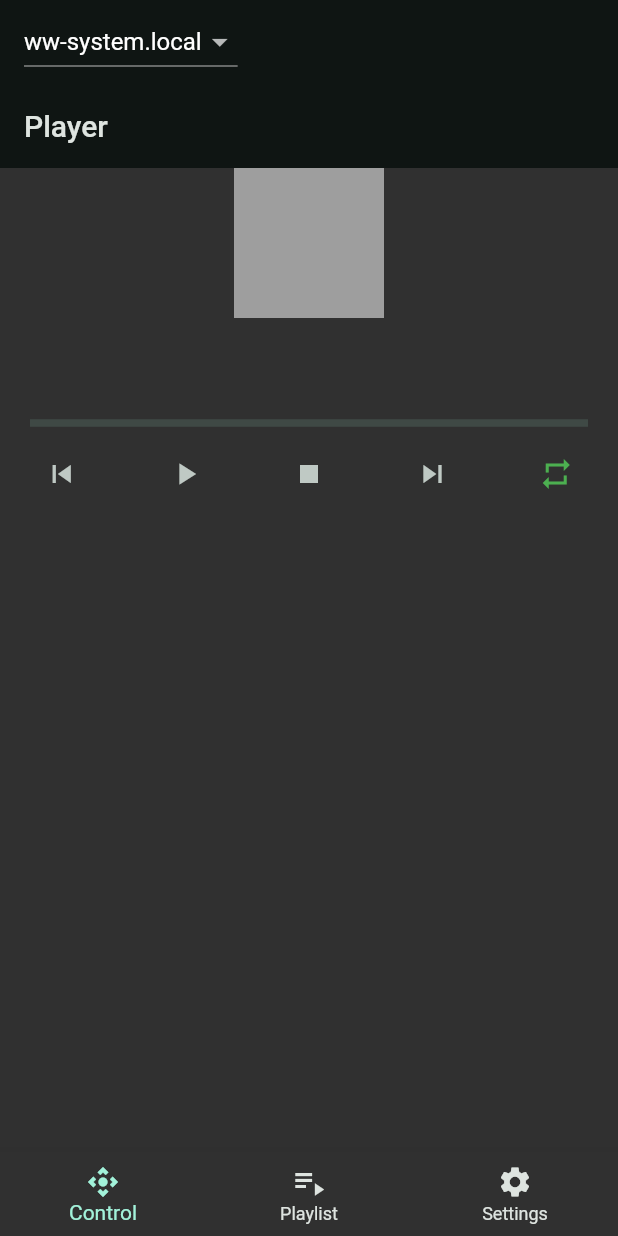
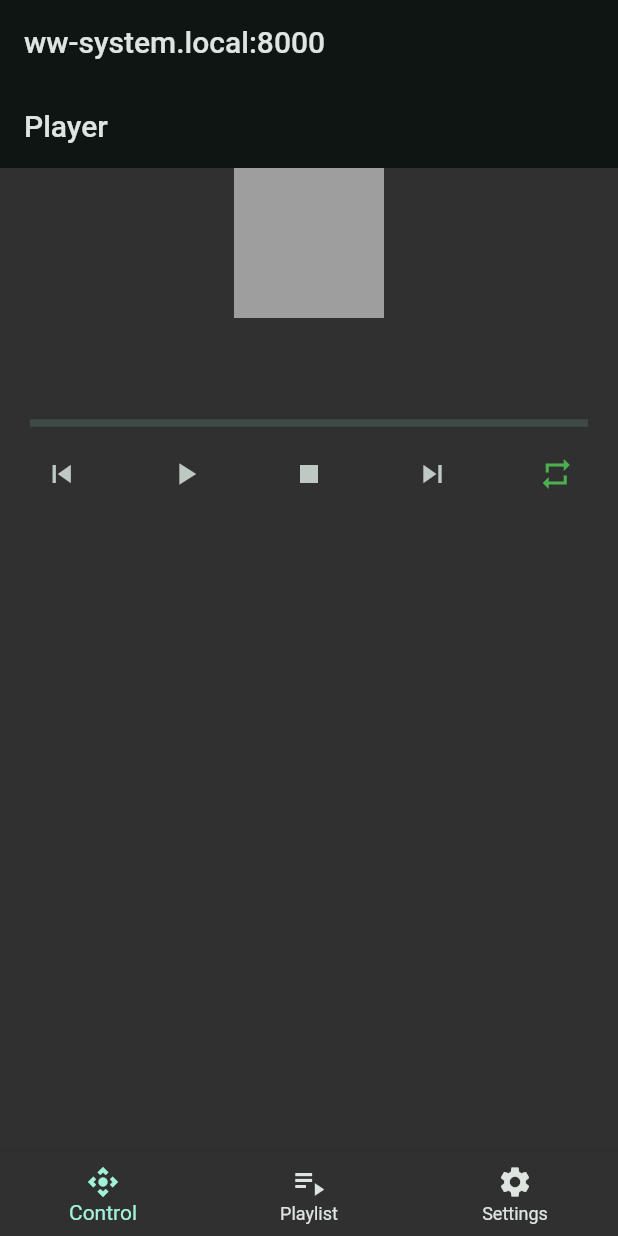
Before and after one commit to eshkrab/ww_system_gui, a Flutter app: the screen it shows after launch, on a phone screen of 412 x 824 dp. Run offline on Flutter 3.47's test engine with Material 2 defaults, Android fonts, the phone set to English and light mode, and no system bars; our stand-ins replace dio, file_picker; network calls fail.

Commit message:
nodes nodes nodes no nodes

```diff
--- a/lib/main.dart
+++ b/lib/main.dart
@@ -72,6 +72,54 @@ class MyApp extends StatelessWidget {
   }
 }
 
+// class MyHomePage extends StatelessWidget {
+//   final String title;
+//
+//   MyHomePage({required this.title});
+//
+//   @override
+//   Widget build(BuildContext context) {
+//     return Consumer3<AppSettingsProvider, NavigationProvider, PlayerProvider>(
+//       builder: (context, appSettingsProvider, navProvider, playerProvider, _) {
+//         return Scaffold(
+//           appBar: AppBar(
+//             title: DropdownButton(
+//               value: appSettingsProvider.appSettings.serverIP,
+//               onChanged: (value) {
+//                 appSettingsProvider.updateServerSettings(
+//                     serverIP: value.toString());
+//                 // appSettingsProvider.notifyListeners(); // Update dependents
+//               },
+//               items: appSettingsProvider.appSettings.serverNodes
+//                   .map<DropdownMenuItem<String>>((node) {
+//                 return DropdownMenuItem(
+//                   value: node.ip ?? node.hostname!,
+//                   child: Text(node.ip ?? node.hostname!),
+//                 );
+//               }).toList(),
+//             ),
+//           ),
+//           body: IndexedStack(
+//             index: navProvider.selectedIndex,
+//             children: [
+//               PlayerPage(),
+//               MediaPage(),
+//               SettingsPage(),
+//             ],
+//           ),
+//           bottomNavigationBar: BottomNavigationBar(
+//             items: bottomNavItems,
+//             currentIndex: navProvider.selectedIndex,
+//             onTap: navProvider.onItemTapped,
+//             selectedItemColor: Theme.of(context).colorScheme.onPrimaryContainer,
+//             unselectedItemColor: Theme.of(context).colorScheme.onBackground,
+//           ),
+//         );
+//       },
+//     );
+//   }
+// }
+
 class MyHomePage extends StatelessWidget {
   final String title;
 
@@ -83,21 +131,8 @@ class MyHomePage extends StatelessWidget {
       builder: (context, appSettingsProvider, navProvider, playerProvider, _) {
         return Scaffold(
           appBar: AppBar(
-            title: DropdownButton(
-              value: appSettingsProvider.appSettings.serverIP,
-              onChanged: (value) {
-                appSettingsProvider.updateServerSettings(
-                    serverIP: value.toString());
-                // appSettingsProvider.notifyListeners(); // Update dependents
-              },
-              items: appSettingsProvider.appSettings.serverNodes
-                  .map<DropdownMenuItem<String>>((node) {
-                return DropdownMenuItem(
-                  value: node.ip ?? node.hostname!,
-                  child: Text(node.ip ?? node.hostname!),
-                );
-              }).toList(),
-            ),
+            title: Text(
+                "${appSettingsProvider.appSettings.serverIP}:${appSettingsProvider.appSettings.serverPort}"),
           ),
           body: IndexedStack(
             index: navProvider.selectedIndex,
@@ -119,38 +154,3 @@ class MyHomePage extends StatelessWidget {
     );
   }
 }
-
-// class MyHomePage extends StatelessWidget {
-//   final String title;
-//
-//   MyHomePage({required this.title});
-//
-//   @override
-//   Widget build(BuildContext context) {
-//     return Consumer3<AppSettingsProvider, NavigationProvider, PlayerProvider>(
-//       builder: (context, appSettingsProvider, navProvider, playerProvider, _) {
-//         return Scaffold(
-//           appBar: AppBar(
-//             title: Text(
-//                 "${appSettingsProvider.appSettings.serverIP}:${appSettingsProvider.appSettings.serverPort}"),
-//           ),
-//           body: IndexedStack(
-//             index: navProvider.selectedIndex,
-//             children: [
-//               PlayerPage(),
-//               MediaPage(),
-//               SettingsPage(),
-//             ],
-//           ),
-//           bottomNavigationBar: BottomNavigationBar(
-//             items: bottomNavItems,
-//             currentIndex: navProvider.selectedIndex,
-//             onTap: navProvider.onItemTapped,
-//             selectedItemColor: Theme.of(context).colorScheme.onPrimaryContainer,
-//             unselectedItemColor: Theme.of(context).colorScheme.onBackground,
-//           ),
-//         );
-//       },
-//     );
-//   }
-// }
```
Also changed, not shown: 3 other files.
